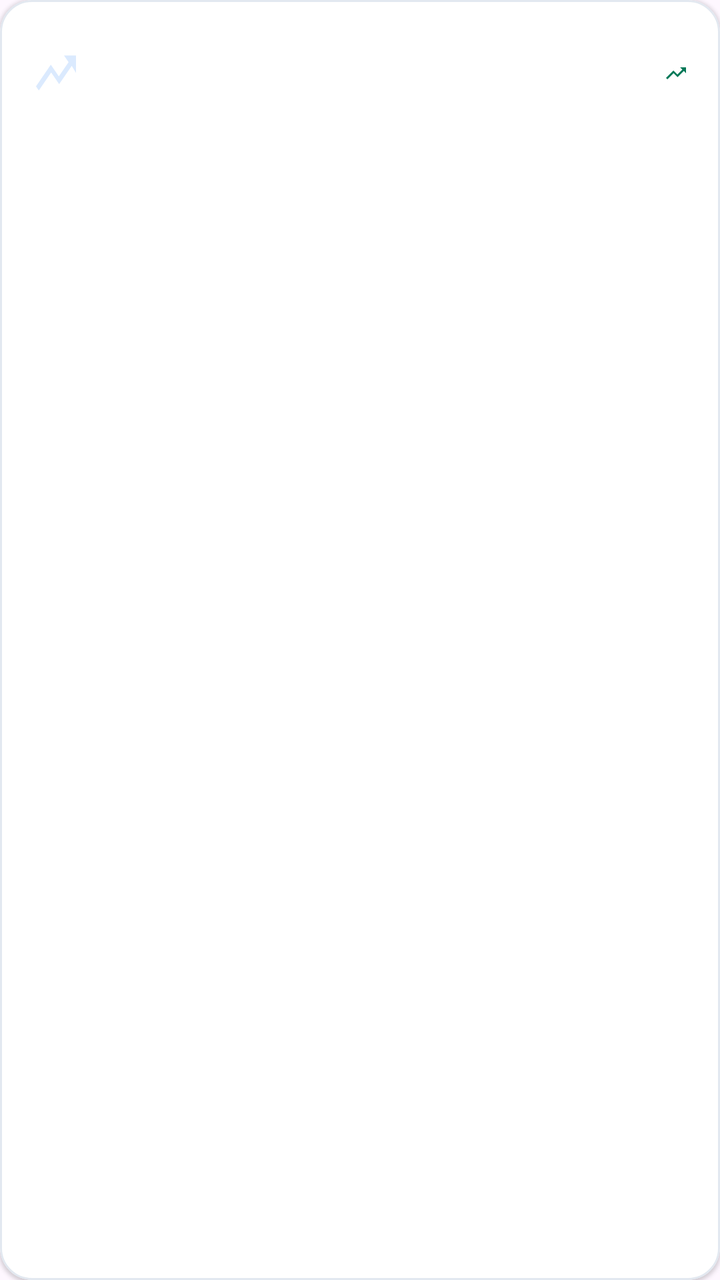
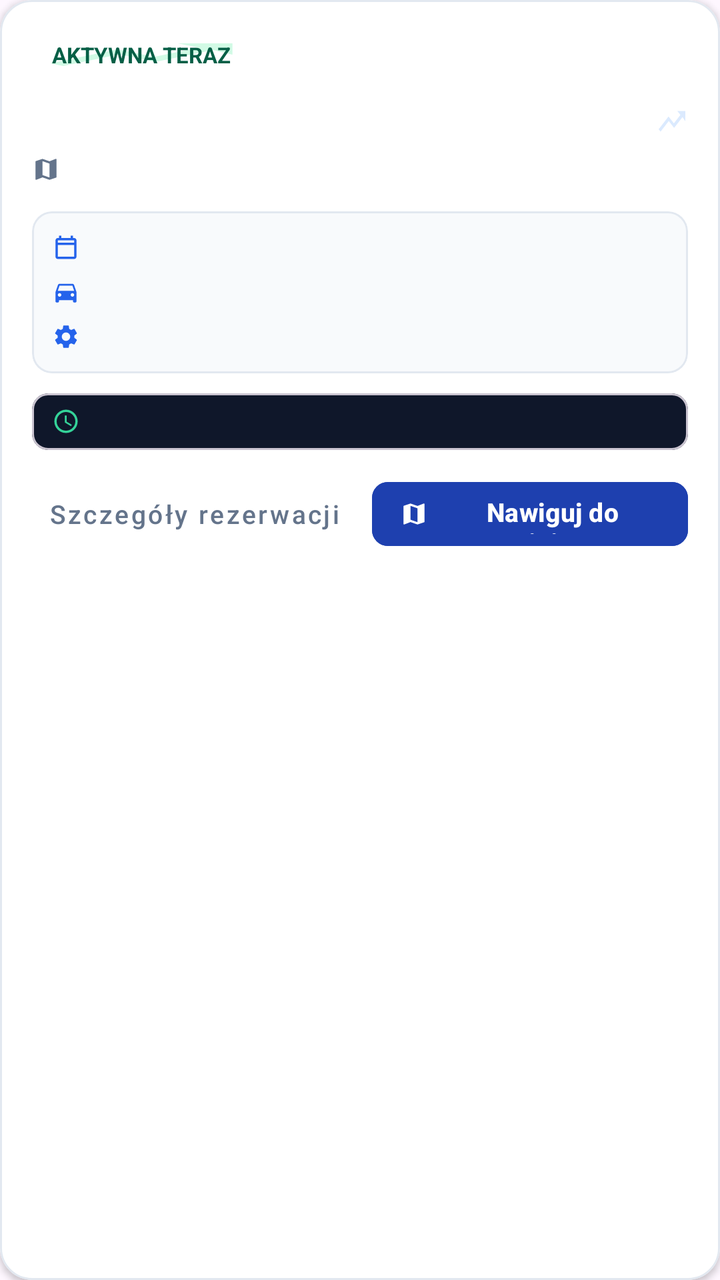

An Android layout rendered at two revisions. The XML below is the earlier revision; the diff shows what the commit changed to produce the second picture.
<!-- AndroidManifest.xml: application theme Theme.Project -->
<!-- res/layout/item_reservation.xml -->
<?xml version="1.0" encoding="utf-8"?>
<com.google.android.material.card.MaterialCardView xmlns:android="http://schemas.android.com/apk/res/android"
    xmlns:app="http://schemas.android.com/apk/res-auto"
    android:layout_width="match_parent"
    android:layout_height="wrap_content"
    android:layout_marginBottom="12dp"
    app:cardBackgroundColor="@color/card_background"
    app:cardCornerRadius="16dp"
    app:cardElevation="1dp"
    app:strokeColor="@color/gray_border"
    app:strokeWidth="1dp">

    <LinearLayout
        android:layout_width="match_parent"
        android:layout_height="wrap_content"
        android:gravity="center_vertical"
        android:orientation="horizontal"
        android:padding="16dp">

        <TextView
            android:id="@+id/text_time_badge"
            android:layout_width="wrap_content"
            android:layout_height="wrap_content"
            android:background="@drawable/ic_arrow_up"
            android:backgroundTint="@color/blue_badge_bg"
            android:paddingHorizontal="12dp"
            android:paddingVertical="8dp"
            android:textColor="@color/blue_badge_text"
            android:textSize="14sp"
            android:textStyle="bold" />

        <LinearLayout
            android:layout_width="0dp"
            android:layout_height="wrap_content"
            android:layout_marginStart="16dp"
            android:layout_weight="1"
            android:orientation="vertical">

            <TextView
                android:id="@+id/text_place_title"
                android:layout_width="wrap_content"
                android:layout_height="wrap_content"
                android:textColor="@color/text_primary"
                android:textSize="16sp"
                android:textStyle="bold" />

            <TextView
                android:id="@+id/text_sub_details"
                android:layout_width="wrap_content"
                android:layout_height="wrap_content"
                android:layout_marginTop="2dp"
                android:textColor="@color/text_secondary"
                android:textSize="13sp" />
        </LinearLayout>

        <View
            android:id="@+id/status_dot"
            android:layout_width="12dp"
            android:layout_height="12dp"
            android:background="@drawable/ic_arrow_up"
            android:backgroundTint="@color/green_dark" />
    </LinearLayout>
</com.google.android.material.card.MaterialCardView>
<!-- resources referenced by this layout -->
<resources>
  <color name="green_dark">#047857</color>
  <!-- unchanged entries left out for length: 12 -->
</resources>

<!-- the commit's change to res/layout/item_reservation.xml (unified diff, before → after) -->
@@ -3,61 +3,274 @@
     xmlns:app="http://schemas.android.com/apk/res-auto"
     android:layout_width="match_parent"
     android:layout_height="wrap_content"
-    android:layout_marginBottom="12dp"
+    android:layout_marginHorizontal="16dp"
+    android:layout_marginBottom="14dp"
+    android:clickable="true"
+    android:focusable="true"
+    android:foreground="?android:attr/selectableItemBackground"
     app:cardBackgroundColor="@color/card_background"
     app:cardCornerRadius="16dp"
-    app:cardElevation="1dp"
+    app:cardElevation="2dp"
     app:strokeColor="@color/gray_border"
     app:strokeWidth="1dp">
 
     <LinearLayout
         android:layout_width="match_parent"
         android:layout_height="wrap_content"
-        android:gravity="center_vertical"
-        android:orientation="horizontal"
+        android:orientation="vertical"
         android:padding="16dp">
 
-        <TextView
-            android:id="@+id/text_time_badge"
-            android:layout_width="wrap_content"
-            android:layout_height="wrap_content"
-            android:background="@drawable/ic_arrow_up"
-            android:backgroundTint="@color/blue_badge_bg"
-            android:paddingHorizontal="12dp"
-            android:paddingVertical="8dp"
-            android:textColor="@color/blue_badge_text"
-            android:textSize="14sp"
-            android:textStyle="bold" />
-
+        
+        <RelativeLayout
+            android:layout_width="match_parent"
+            android:layout_height="wrap_content">
+
+            <TextView
+                android:id="@+id/badge_status"
+                android:layout_width="wrap_content"
+                android:layout_height="wrap_content"
+                android:layout_alignParentStart="true"
+                android:layout_centerVertical="true"
+                android:background="@drawable/ic_arrow_up"
+                android:backgroundTint="@color/green_badge_bg"
+                android:paddingHorizontal="10dp"
+                android:paddingVertical="4dp"
+                android:text="@string/badge_active_now"
+                android:textColor="@color/green_badge_text"
+                android:textSize="11sp"
+                android:textStyle="bold" />
+
+            <TextView
+                android:id="@+id/text_reservation_price"
+                android:layout_width="wrap_content"
+                android:layout_height="wrap_content"
+                android:layout_alignParentEnd="true"
+                android:layout_centerVertical="true"
+                android:textColor="@color/text_primary"
+                android:textSize="17sp"
+                android:textStyle="bold" />
+        </RelativeLayout>
+
+        
         <LinearLayout
-            android:layout_width="0dp"
-            android:layout_height="wrap_content"
-            android:layout_marginStart="16dp"
-            android:layout_weight="1"
-            android:orientation="vertical">
-
-            <TextView
-                android:id="@+id/text_place_title"
-                android:layout_width="wrap_content"
-                android:layout_height="wrap_content"
+            android:layout_width="match_parent"
+            android:layout_height="wrap_content"
+            android:layout_marginTop="10dp"
+            android:gravity="center_vertical"
+            android:orientation="horizontal">
+
+            <TextView
+                android:id="@+id/text_reservation_title"
+                android:layout_width="0dp"
+                android:layout_height="wrap_content"
+                android:layout_weight="1"
                 android:textColor="@color/text_primary"
-                android:textSize="16sp"
-                android:textStyle="bold" />
-
-            <TextView
-                android:id="@+id/text_sub_details"
-                android:layout_width="wrap_content"
-                android:layout_height="wrap_content"
-                android:layout_marginTop="2dp"
+                android:textSize="18sp"
+                android:textStyle="bold" />
+
+            <TextView
+                android:id="@+id/text_spot_number_pill"
+                android:layout_width="wrap_content"
+                android:layout_height="wrap_content"
+                android:layout_marginStart="8dp"
+                android:background="@drawable/ic_arrow_up"
+                android:backgroundTint="@color/blue_badge_bg"
+                android:paddingHorizontal="8dp"
+                android:paddingVertical="3dp"
+                android:textColor="@color/blue_badge_text"
+                android:textSize="11sp"
+                android:textStyle="bold" />
+        </LinearLayout>
+
+        
+        <LinearLayout
+            android:layout_width="match_parent"
+            android:layout_height="wrap_content"
+            android:layout_marginTop="3dp"
+            android:gravity="center_vertical"
+            android:orientation="horizontal">
+
+            <ImageView
+                android:layout_width="14dp"
+                android:layout_height="14dp"
+                android:contentDescription="@string/label_header_place"
+                android:src="@drawable/ic_map_link"
+                app:tint="@color/text_secondary" />
+
+            <TextView
+                android:id="@+id/text_reservation_address"
+                android:layout_width="wrap_content"
+                android:layout_height="wrap_content"
+                android:layout_marginStart="6dp"
                 android:textColor="@color/text_secondary"
                 android:textSize="13sp" />
         </LinearLayout>
 
-        <View
-            android:id="@+id/status_dot"
-            android:layout_width="12dp"
-            android:layout_height="12dp"
-            android:background="@drawable/ic_arrow_up"
-            android:backgroundTint="@color/green_dark" />
+        
+        <com.google.android.material.card.MaterialCardView
+            android:layout_width="match_parent"
+            android:layout_height="wrap_content"
+            android:layout_marginTop="12dp"
+            app:cardBackgroundColor="@color/bg_main"
+            app:cardCornerRadius="10dp"
+            app:cardElevation="0dp"
+            app:strokeColor="@color/gray_border"
+            app:strokeWidth="1dp">
+
+            <LinearLayout
+                android:layout_width="match_parent"
+                android:layout_height="wrap_content"
+                android:orientation="vertical"
+                android:padding="10dp">
+
+                
+                <LinearLayout
+                    android:layout_width="match_parent"
+                    android:layout_height="wrap_content"
+                    android:gravity="center_vertical"
+                    android:orientation="horizontal">
+
+                    <ImageView
+                        android:layout_width="14dp"
+                        android:layout_height="14dp"
+                        android:contentDescription="@string/label_header_date"
+                        android:src="@drawable/ic_calendar"
+                        app:tint="@color/primary" />
+
+                    <TextView
+                        android:id="@+id/text_reservation_schedule"
+                        android:layout_width="wrap_content"
+                        android:layout_height="wrap_content"
+                        android:layout_marginStart="8dp"
+                        android:textColor="@color/text_primary"
+                        android:textSize="12sp"
+                        android:textStyle="bold" />
+                </LinearLayout>
+
+                
+                <LinearLayout
+                    android:layout_width="match_parent"
+                    android:layout_height="wrap_content"
+                    android:layout_marginTop="6dp"
+                    android:gravity="center_vertical"
+                    android:orientation="horizontal">
+
+                    <ImageView
+                        android:layout_width="14dp"
+                        android:layout_height="14dp"
+                        android:contentDescription="@string/header_select_vehicle"
+                        android:src="@drawable/ic_card_vehicles"
+                        app:tint="@color/primary" />
+
+                    <TextView
+                        android:id="@+id/text_reservation_vehicle"
+                        android:layout_width="wrap_content"
+                        android:layout_height="wrap_content"
+                        android:layout_marginStart="8dp"
+                        android:textColor="@color/text_secondary"
+                        android:textSize="12sp" />
+                </LinearLayout>
+
+                
+                <LinearLayout
+                    android:id="@+id/layout_pin_container"
+                    android:layout_width="match_parent"
+                    android:layout_height="wrap_content"
+                    android:layout_marginTop="6dp"
+                    android:gravity="center_vertical"
+                    android:orientation="horizontal">
+
+                    <ImageView
+                        android:layout_width="14dp"
+                        android:layout_height="14dp"
+                        android:contentDescription="@string/label_pin_code"
+                        android:src="@drawable/ic_card_settings"
+                        app:tint="@color/primary" />
+
+                    <TextView
+                        android:id="@+id/text_reservation_pin"
+                        android:layout_width="wrap_content"
+                        android:layout_height="wrap_content"
+                        android:layout_marginStart="8dp"
+                        android:textColor="@color/blue_badge_text"
+                        android:textSize="12sp"
+                        android:textStyle="bold" />
+                </LinearLayout>
+            </LinearLayout>
+        </com.google.android.material.card.MaterialCardView>
+
+        
+        <com.google.android.material.card.MaterialCardView
+            android:id="@+id/card_countdown_banner"
+            android:layout_width="match_parent"
+            android:layout_height="wrap_content"
+            android:layout_marginTop="10dp"
+            app:cardBackgroundColor="@color/dark_card_bg"
+            app:cardCornerRadius="8dp"
+            app:cardElevation="0dp">
+
+            <LinearLayout
+                android:layout_width="match_parent"
+                android:layout_height="wrap_content"
+                android:gravity="center_vertical"
+                android:orientation="horizontal"
+                android:paddingHorizontal="10dp"
+                android:paddingVertical="6dp">
+
+                <ImageView
+                    android:layout_width="14dp"
+                    android:layout_height="14dp"
+                    android:contentDescription="@string/label_remaining_time"
+                    android:src="@drawable/ic_clock"
+                    app:tint="@color/green_accent" />
+
+                <TextView
+                    android:id="@+id/text_item_countdown"
+                    android:layout_width="wrap_content"
+                    android:layout_height="wrap_content"
+                    android:layout_marginStart="8dp"
+                    android:textColor="@color/white"
+                    android:textSize="12sp"
+                    android:textStyle="bold" />
+            </LinearLayout>
+        </com.google.android.material.card.MaterialCardView>
+
+        
+        <LinearLayout
+            android:id="@+id/layout_item_actions"
+            android:layout_width="match_parent"
+            android:layout_height="wrap_content"
+            android:layout_marginTop="12dp"
+            android:gravity="end|center_vertical"
+            android:orientation="horizontal">
+
+            <com.google.android.material.button.MaterialButton
+                android:id="@+id/btn_item_details"
+                style="@style/Widget.MaterialComponents.Button.TextButton"
+                android:layout_width="wrap_content"
+                android:layout_height="40dp"
+                android:text="@string/title_reservation_details"
+                android:textAllCaps="false"
+                android:textColor="@color/text_secondary"
+                android:textSize="13sp" />
+
+            <com.google.android.material.button.MaterialButton
+                android:id="@+id/btn_item_navigate"
+                android:layout_width="wrap_content"
+                android:layout_height="40dp"
+                android:layout_marginStart="8dp"
+                android:backgroundTint="@color/blue_badge_text"
+                android:paddingHorizontal="14dp"
+                android:text="@string/btn_navigate_to_place"
+                android:textAllCaps="false"
+                android:textColor="@color/white"
+                android:textSize="13sp"
+                android:textStyle="bold"
+                app:cornerRadius="8dp"
+                app:icon="@drawable/ic_map_link"
+                app:iconSize="14dp"
+                app:iconTint="@color/white" />
+        </LinearLayout>
+
     </LinearLayout>
 </com.google.android.material.card.MaterialCardView>
<!-- resource entries referenced after the edit -->
@@ -1,6 +1,75 @@
 <!-- resources referenced by this layout -->
 <resources>
-  <color name="green_dark">#047857</color>
+  <color name="bg_main">#F8FAFC</color>
+  <color name="dark_card_bg">#0F172A</color>
+  <color name="green_accent">#34D399</color>
+  <color name="green_badge_bg">#D1FAE5</color>
+  <color name="green_badge_text">#065F46</color>
+  <color name="primary">#2563EB</color>
+  <color name="white">#FFFFFFFF</color>
+  <!-- drawable ic_calendar (drawable) -->
+  <?xml version="1.0" encoding="utf-8"?>
+  <vector xmlns:android="http://schemas.android.com/apk/res/android"
+      android:width="20dp"
+      android:height="20dp"
+      android:viewportWidth="24"
+      android:viewportHeight="24">
+      <path
+          android:fillColor="#0F172A"
+          android:pathData="M19,4h-1V2h-2v2H8V2H6v2H5C3.89,4 3.01,4.9 3.01,6L3,20c0,1.1 0.89,2 2,2h14c1.1,0 2,-0.9 2,-2V6c0,-1.1 -0.9,-2 -2,-2zm0,16H5V10h14v10zm0,-12H5V6h14v2z" />
+  </vector>
+  <!-- drawable ic_card_settings (drawable) -->
+  <?xml version="1.0" encoding="utf-8"?>
+  <vector xmlns:android="http://schemas.android.com/apk/res/android"
+      android:width="24dp"
+      android:height="24dp"
+      android:viewportWidth="24"
+      android:viewportHeight="24">
+      <path
+          android:fillColor="#2563EB"
+          android:pathData="M19.14,12.94c0.04,-0.3 0.06,-0.61 0.06,-0.94 0,-0.32 -0.02,-0.64 -0.07,-0.94l2.03,-1.58c0.18,-0.14 0.23,-0.41 0.12,-0.61l-1.92,-3.32c-0.12,-0.22 -0.37,-0.29 -0.59,-0.22l-2.39,0.96c-0.5,-0.38 -1.03,-0.7 -1.62,-0.94l-0.36,-2.54c-0.04,-0.24 -0.24,-0.41 -0.48,-0.41h-3.84c-0.24,0 -0.43,0.17 -0.47,0.41l-0.36,2.54c-0.59,0.24 -1.13,0.57 -1.62,0.94l-2.39,-0.96c-0.22,-0.08 -0.47,0 -0.59,0.22L2.74,8.87c-0.12,0.21 -0.08,0.47 0.12,0.61l2.03,1.58c-0.05,0.3 -0.09,0.63 -0.09,0.94s0.02,0.64 0.07,0.94l-2.03,1.58c-0.18,0.14 -0.23,0.41 -0.12,0.61l1.92,3.32c0.12,0.22 0.37,0.29 0.59,0.22l2.39,-0.96c0.5,0.38 1.03,0.7 1.62,0.94l0.36,2.54c0.05,0.24 0.24,0.41 0.48,0.41h3.84c0.24,0 0.44,-0.17 0.47,-0.41l0.36,-2.54c0.59,-0.24 1.13,-0.56 1.62,-0.94l2.39,0.96c0.22,0.08 0.47,0 0.59,-0.22l1.92,-3.32c0.12,-0.2 -0.07,-0.47 -0.12,-0.61l-2.01,-1.58zM12,15.6c-1.98,0 -3.6,-1.62 -3.6,-3.6s1.62,-3.6 3.6,-3.6 3.6,1.62 3.6,3.6 -1.62,3.6 -3.6,3.6z" />
+  </vector>
+  <!-- drawable ic_card_vehicles (drawable) -->
+  <vector xmlns:android="http://schemas.android.com/apk/res/android"
+      android:width="24dp"
+      android:height="24dp"
+      android:tint="@color/primary"
+      android:viewportWidth="24"
+      android:viewportHeight="24">
+      <path
+          android:fillColor="@android:color/white"
+          android:pathData="M18.92,6.01C18.72,5.42 18.16,5 17.5,5h-11c-0.66,0 -1.21,0.42 -1.42,1.01L3,12v8c0,0.55 0.45,1 1,1h1c0.55,0 1,-0.45 1,-1v-1h12v1c0,0.55 0.45,1 1,1h1c0.55,0 1,-0.45 1,-1v-8l-2.08,-5.99zM6.5,16c-0.83,0 -1.5,-0.67 -1.5,-1.5S5.67,13 6.5,13s1.5,0.67 1.5,1.5S7.33,16 6.5,16zM17.5,16c-0.83,0 -1.5,-0.67 -1.5,-1.5s0.67,-1.5 1.5,-1.5 1.5,0.67 1.5,1.5 -0.67,1.5 -1.5,1.5zM5,11l1.5,-4.5h11L19,11H5z" />
+  </vector>
+  <!-- drawable ic_clock (drawable) -->
+  <?xml version="1.0" encoding="utf-8"?>
+  <vector xmlns:android="http://schemas.android.com/apk/res/android"
+      android:width="20dp"
+      android:height="20dp"
+      android:viewportWidth="24"
+      android:viewportHeight="24">
+      <path
+          android:fillColor="#0F172A"
+          android:pathData="M11.99,2C6.47,2 2,6.48 2,12s4.47,10 9.99,10C17.52,22 22,17.52 22,12S17.52,2 11.99,2zM12,20c-4.42,0 -8,-3.58 -8,-8s3.58,-8 8,-8 8,3.58 8,8 -3.58,8 -8,8zm0.5,-13H11v6l5.25,3.15 0.75,-1.23 -4.5,-2.67z" />
+  </vector>
+  <!-- drawable ic_map_link (drawable) -->
+  <?xml version="1.0" encoding="utf-8"?>
+  <vector xmlns:android="http://schemas.android.com/apk/res/android"
+      android:width="16dp"
+      android:height="16dp"
+      android:viewportWidth="24"
+      android:viewportHeight="24">
+      <path
+          android:fillColor="#10B981"
+          android:pathData="M20.5,3l-0.16,0.03L15,5.1 9,3 3.36,4.9c-0.21,0.07 -0.36,0.25 -0.36,0.48V20.5c0,0.28 0.22,0.5 0.5,0.5l0.16,-0.03L9,18.9l6,2.1 5.64,-1.9c0.21,-0.07 0.36,-0.25 0.36,-0.48V3.5c0,-0.28 -0.22,-0.5 -0.5,-0.5zM15,19l-6,-2.11V5l6,2.11V19z" />
+  </vector>
+  <string name="badge_active_now">AKTYWNA TERAZ</string>
+  <string name="btn_navigate_to_place">Nawiguj do miejsca</string>
+  <string name="header_select_vehicle">WYBIERZ POJAZD</string>
+  <string name="label_header_date">DATA</string>
+  <string name="label_header_place">MIEJSCE</string>
+  <string name="label_pin_code">Kod PIN wjazd</string>
+  <string name="label_remaining_time">Pozostało</string>
+  <string name="title_reservation_details">Szczegóły rezerwacji</string>
   <!-- unchanged entries left out for length: 12 -->
 </resources>
 
